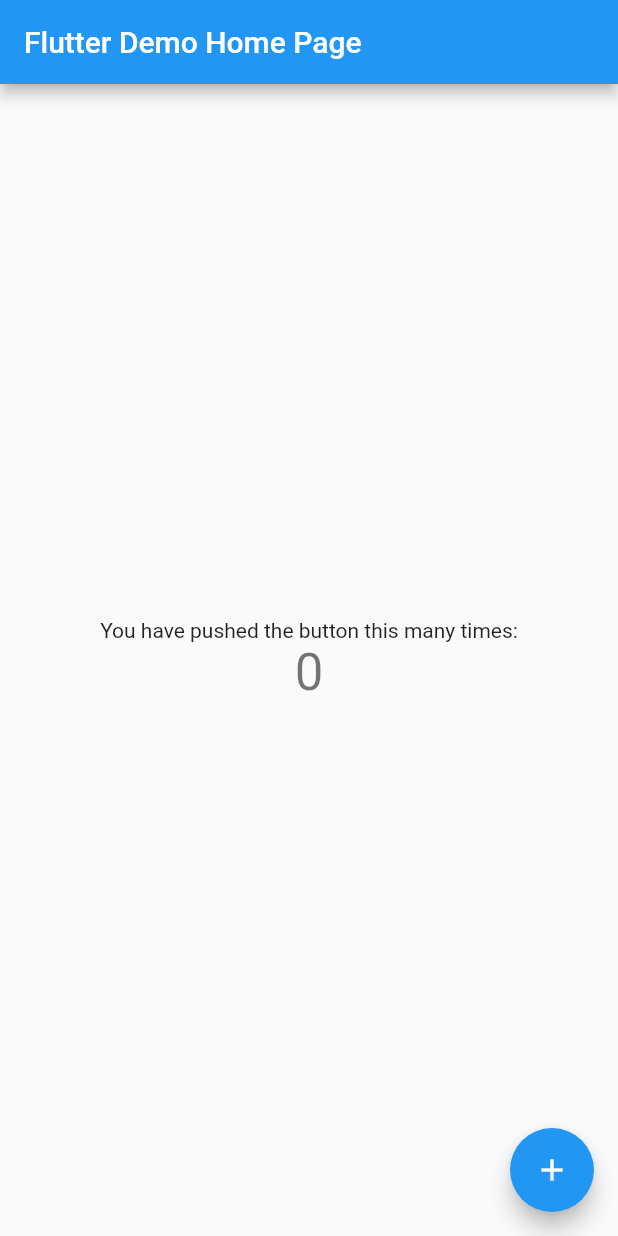
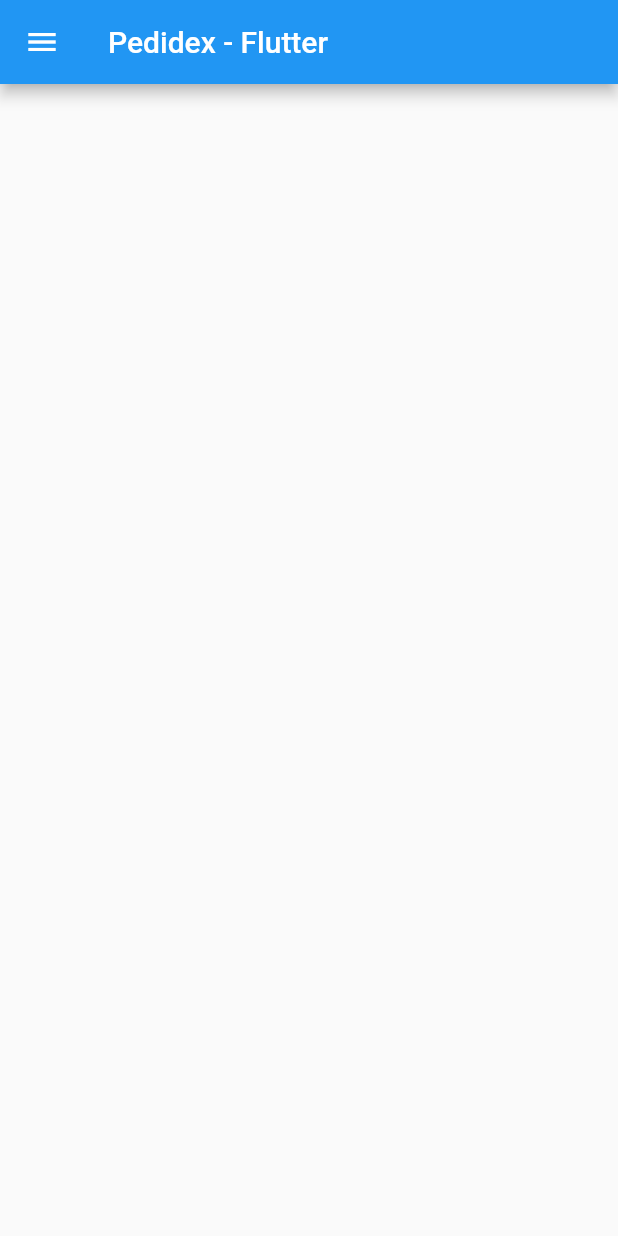
Before and after one commit to GabrielArsenio/pedidex_flutter, a Flutter app: the screen it shows after launch, on a phone screen of 412 x 824 dp. Run offline on Flutter 3.47's test engine with Material 2 defaults, Android fonts, the light colour scheme and no system bars; our stand-ins replace mobx, sqflite; accounts and stored records are empty; generated files the repository leaves out were written again.

Commit message:
Add home page, product list and product form

```diff
--- /dev/null
+++ b/lib/home.page.dart
@@ -0,0 +1,33 @@
+import 'package:flutter/material.dart';
+import 'package:pedidex_flutter/page/product_list.page.dart';
+
+class HomePage extends StatefulWidget {
+  const HomePage({Key? key}) : super(key: key);
+
+  @override
+  State<HomePage> createState() => _HomePageState();
+}
+
+class _HomePageState extends State<HomePage> {
+  @override
+  Widget build(BuildContext context) {
+    return Scaffold(
+        appBar: AppBar(
+          title: const Text("Pedidex - Flutter"),
+        ),
+        drawer: Drawer(
+          child: ListView(
+            children: [
+              ListTile(
+                title: const Text("Produtos", style: TextStyle(fontSize: 16)),
+                onTap: () {
+                  Navigator.pop(context);
+                  Navigator.of(context).push(MaterialPageRoute(
+                      builder: (context) => const ProductListPage()));
+                },
+              )
+            ],
+          ),
+        ));
+  }
+}
--- a/lib/main.dart
+++ b/lib/main.dart
@@ -1,6 +1,5 @@
 import 'package:flutter/material.dart';
-import 'package:flutter_mobx/flutter_mobx.dart';
-import 'package:pedidex_flutter/controller/controller.dart';
+import 'package:pedidex_flutter/home.page.dart';
 
 void main() {
   runApp(const MyApp());
@@ -13,7 +12,7 @@
   @override
   Widget build(BuildContext context) {
     return MaterialApp(
-      title: 'Flutter Demo',
+      title: 'Pedidex - Flutter',
       theme: ThemeData(
         // This is the theme of your application.
         //
@@ -26,82 +25,7 @@
         // is not restarted.
         primarySwatch: Colors.blue,
       ),
-      home: const MyHomePage(title: 'Flutter Demo Home Page'),
+      home: const HomePage(),
     );
   }
 }
-
-class MyHomePage extends StatefulWidget {
-  const MyHomePage({Key? key, required this.title}) : super(key: key);
-
-  // This widget is the home page of your application. It is stateful, meaning
-  // that it has a State object (defined below) that contains fields that affect
-  // how it looks.
-
-  // This class is the configuration for the state. It holds the values (in this
-  // case the title) provided by the parent (in this case the App widget) and
-  // used by the build method of the State. Fields in a Widget subclass are
-  // always marked "final".
-
-  final String title;
-
-  @override
-  State<MyHomePage> createState() => _MyHomePageState();
-}
-
-class _MyHomePageState extends State<MyHomePage> {
-  final controller = Controller();
-
-  @override
-  Widget build(BuildContext context) {
-    // This method is rerun every time setState is called, for instance as done
-    // by the _incrementCounter method above.
-    //
-    // The Flutter framework has been optimized to make rerunning build methods
-    // fast, so that you can just rebuild anything that needs updating rather
-    // than having to individually change instances of widgets.
-    return Scaffold(
-      appBar: AppBar(
-        // Here we take the value from the MyHomePage object that was created by
-        // the App.build method, and use it to set our appbar title.
-        title: Text(widget.title),
-      ),
-      body: Center(
-        // Center is a layout widget. It takes a single child and positions it
-        // in the middle of the parent.
-        child: Column(
-          // Column is also a layout widget. It takes a list of children and
-          // arranges them vertically. By default, it sizes itself to fit its
-          // children horizontally, and tries to be as tall as its parent.
-          //
-          // Invoke "debug painting" (press "p" in the console, choose the
-          // "Toggle Debug Paint" action from the Flutter Inspector in Android
-          // Studio, or the "Toggle Debug Paint" command in Visual Studio Code)
-          // to see the wireframe for each widget.
-          //
-          // Column has various properties to control how it sizes itself and
-          // how it positions its children. Here we use mainAxisAlignment to
-          // center the children vertically; the main axis here is the vertical
-          // axis because Columns are vertical (the cross axis would be
-          // horizontal).
-          mainAxisAlignment: MainAxisAlignment.center,
-          children: <Widget>[
-            const Text(
-              'You have pushed the button this many times:',
-            ),
-            Observer(
-                builder: (_) => Text(
-                      '${controller.clickCount}',
-                      style: Theme.of(context).textTheme.headline4,
-                    )),
-          ],
-        ),
-      ),
-      floatingActionButton: FloatingActionButton(
-        onPressed: controller.addClick,
-        tooltip: 'Increment',
-        child: const Icon(Icons.add),
-      ), // This trailing comma makes auto-formatting nicer for build methods.
-    );
-  }
-}
```
Also changed, not shown: lib/page/product_form.page.dart (added, +14 -0 lines), lib/page/product_list.page.dart (added, +21 -0 lines).
